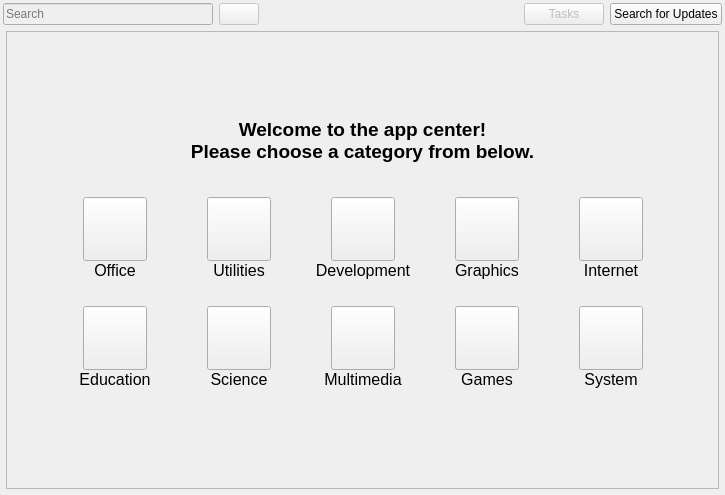
Before: the Qt Designer form app-center/mainwindow.ui in acidburn0zzz/app-center, drawn with Qt 5.
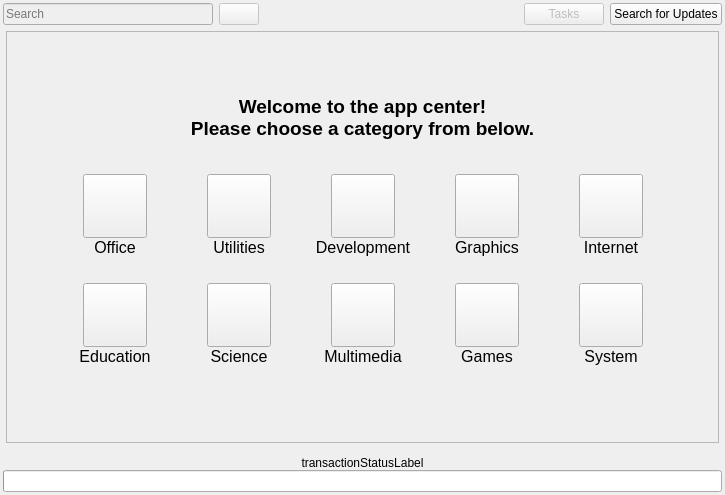
After: the same form once the commit is applied. Icons and pictures are not drawn.

Patch:
```diff
--- a/app-center/mainwindow.ui
+++ b/app-center/mainwindow.ui
@@ -35,7 +35,7 @@
    </property>
    <layout class="QVBoxLayout" name="verticalLayout_1">
     <property name="spacing">
-     <number>5</number>
+     <number>0</number>
     </property>
     <property name="leftMargin">
      <number>3</number>
@@ -2767,6 +2767,25 @@
       </widget>
      </widget>
     </item>
+    <item>
+     <widget class="QLabel" name="transactionStatusLabel">
+      <property name="minimumSize">
+       <size>
+        <width>0</width>
+        <height>24</height>
+       </size>
+      </property>
+      <property name="text">
+       <string>transactionStatusLabel</string>
+      </property>
+      <property name="alignment">
+       <set>Qt::AlignBottom|Qt::AlignHCenter</set>
+      </property>
+     </widget>
+    </item>
+    <item>
+     <widget class="QProgressBar" name="transactionProgressBar"/>
+    </item>
    </layout>
   </widget>
  </widget>
```
